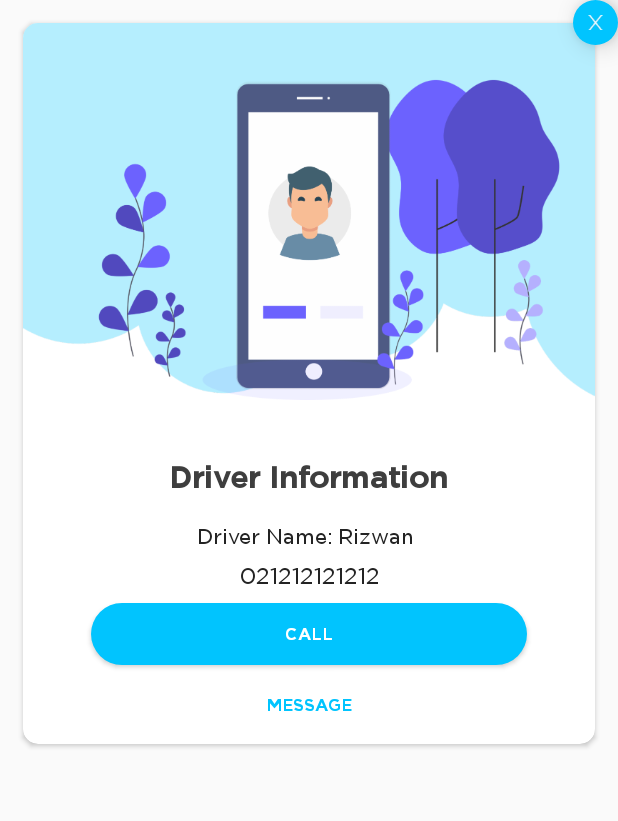
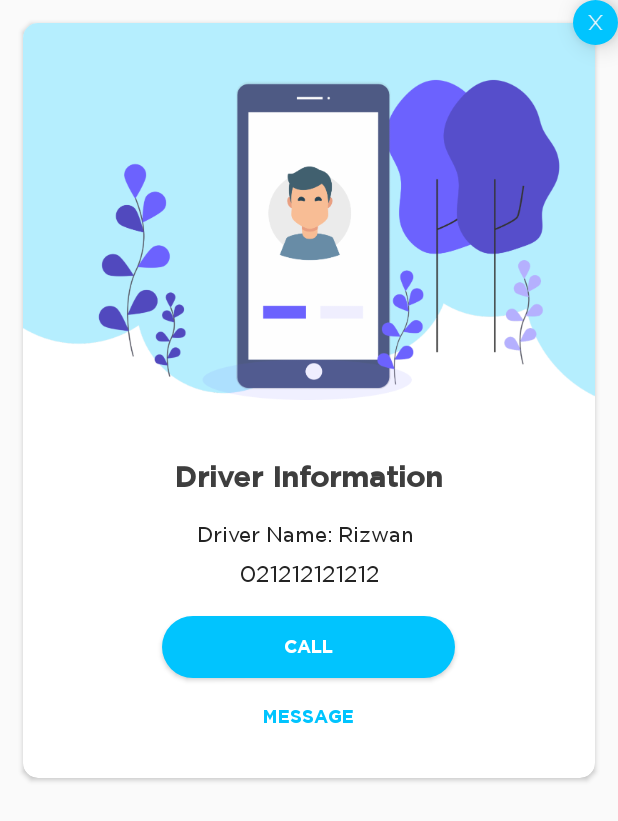
Before and after one commit to bilal-rashid/bincee-parent, an Android app: the layout dialog_driver_info.xml on its own in the app's theme, with its tools: preview values and no code run, on a phone screen of 412 x 824 dp. Shown: the top 821 px of the screen. Run offline under Robolectric (Android 15) with nearby library versions, the phone set to English and light mode, and no system bars; network calls fail.

Commit message:
excel issue Done

```diff
--- a/app/src/main/java/com/bincee/parent/fragment/SummarizedStatusFragment.java
+++ b/app/src/main/java/com/bincee/parent/fragment/SummarizedStatusFragment.java
@@ -266,7 +266,7 @@ public class SummarizedStatusFragment extends Fragment {
 
 
         statusTextView3.textViewTitle.setText("Almost There");
-        statusTextView3.textViewText.setText("(Student name) will reach home in " + (student.duration != null ? Math.round(student.duration) : 0) + " minutes");
+        statusTextView3.textViewText.setText(student.fullname + " will reach home in " + (student.duration != null ? Math.round(student.duration) : 0) + " minutes");
         statusTextView4.unSelected();
 
         statusTextView4.textViewTitle.setText("At your doorstep");
--- a/app/src/main/res/layout/dialog_driver_info.xml
+++ b/app/src/main/res/layout/dialog_driver_info.xml
@@ -39,8 +39,8 @@
 
 
             <TextView
+                android:id="@+id/textViewDriverName"
                 style="@style/dialogText"
-                android:id="@+id/textViewDriverName"
                 android:layout_width="wrap_content"
                 android:layout_height="wrap_content"
                 android:layout_gravity="center_horizontal"
@@ -49,9 +49,9 @@
                 android:text="Driver Name: Rizwan " />
 
             <TextView
+                android:id="@+id/driverNumber"
                 style="@style/dialogText"
                 android:layout_width="wrap_content"
-                android:id="@+id/driverNumber"
                 android:layout_height="wrap_content"
                 android:layout_gravity="center_horizontal"
                 android:layout_marginTop="10dp"
@@ -63,10 +63,11 @@
             <Button
                 android:id="@+id/buttonLogout"
                 style="@style/dialogButtonBlue"
-                android:layout_width="match_parent"
+                android:layout_width="@dimen/blue_butoon_width"
                 android:layout_height="@dimen/blue_button_height"
+                android:layout_gravity="center"
                 android:layout_marginStart="45dp"
-                android:layout_marginTop="10dp"
+                android:layout_marginTop="20dp"
                 android:layout_marginEnd="45dp"
                 android:text="CALL" />
 
@@ -74,15 +75,17 @@
 
                 android:id="@+id/buttonCancel"
                 style="@style/dialogButtonWhite"
-                android:layout_width="match_parent"
-                android:layout_height="wrap_content"
+                android:layout_width="@dimen/blue_butoon_width"
+                android:layout_height="@dimen/blue_button_height"
                 android:layout_gravity="center_horizontal"
                 android:layout_marginStart="20dp"
+                android:layout_marginTop="5dp"
+                android:layout_marginEnd="20sp"
+                android:layout_marginBottom="20dp"
+                android:fontFamily="@font/gotham_bold"
                 android:gravity="center"
-                android:layout_marginEnd="20sp"
-                android:padding="20dp"
-                android:fontFamily="@font/gotham_bold"
                 android:text="Message"
+                android:textAlignment="center"
                 android:textAllCaps="true"
                 android:textColor="@color/sky_blue" />
 
--- a/app/src/main/res/layout/finish_ride_dialog.xml
+++ b/app/src/main/res/layout/finish_ride_dialog.xml
@@ -72,7 +72,6 @@ Do you want to Logout?"
                 android:fontFamily="@font/gotham_bold"
                 android:text="START NEW SHIFT"
                 android:textColor="#fff"
-                android:textSize="11sp"
                 app:layout_constraintEnd_toEndOf="parent"
                 app:layout_constraintStart_toStartOf="parent"
                 app:layout_constraintTop_toBottomOf="@+id/textView9" />
--- a/app/src/main/res/layout/fragment_calender.xml
+++ b/app/src/main/res/layout/fragment_calender.xml
@@ -109,7 +109,6 @@
                 android:fontFamily="@font/gotham_bold"
                 android:text="@string/continue_text"
                 android:textColor="#fff"
-                android:textSize="@dimen/_7ssp"
                 android:translationZ="10dp"
                 app:layout_constraintBottom_toBottomOf="parent"
                 app:layout_constraintEnd_toEndOf="parent"
--- a/app/src/main/res/layout/fragment_student_s.xml
+++ b/app/src/main/res/layout/fragment_student_s.xml
@@ -136,7 +136,6 @@
         android:background="@drawable/circle_rectangle_blue_selector"
         android:text="Track my kid"
         android:textColor="#fff"
-        android:textSize="@dimen/_7ssp"
         android:translationZ="2dp"
         app:layout_constraintBottom_toTopOf="@+id/imageViewCall"
         app:layout_constraintEnd_toEndOf="parent"
@@ -152,7 +151,6 @@
         android:layout_marginBottom="8dp"
         android:background="@drawable/circle_rectangle_green"
         android:text="Calender"
-        android:textSize="@dimen/_7ssp"
         android:textColor="#fff"
         android:translationZ="2dp"
         app:layout_constraintBottom_toTopOf="@+id/buttonFindMe"
--- a/app/src/main/res/layout/registered_kid_row.xml
+++ b/app/src/main/res/layout/registered_kid_row.xml
@@ -47,7 +47,7 @@
             android:text="@{student.fullname}"
             android:textColor="@color/text_black"
             android:textSize="@dimen/_12ssp"
-            app:layout_constraintBottom_toTopOf="@+id/textViewAddress"
+            app:layout_constraintBottom_toBottomOf="parent"
             app:layout_constraintEnd_toStartOf="@+id/imageViewEdit"
             app:layout_constraintHorizontal_bias="0.0"
             app:layout_constraintStart_toEndOf="@+id/imageViewKid"
@@ -64,6 +64,7 @@
             android:text="@{student.address}"
             android:textColor="@color/text_black"
             android:textSize="@dimen/_10sdp"
+            android:visibility="gone"
             app:layout_constraintBottom_toBottomOf="parent"
             app:layout_constraintEnd_toStartOf="@+id/imageViewEdit"
             app:layout_constraintHorizontal_bias="0.0"
--- a/app/src/main/res/values/dimens.xml
+++ b/app/src/main/res/values/dimens.xml
@@ -9,7 +9,7 @@
     <dimen name="status_title_text">16sp</dimen>
     <dimen name="status_text_size">16sp</dimen>
     <dimen name="login_edittext_width">250</dimen>
-    <dimen name="_20dp_dialog_title">20sp</dimen>
+    <dimen name="_20dp_dialog_title">@dimen/_15ssp</dimen>
     <dimen name="dialog_margn">30sp</dimen>
     <dimen name="dialog_radius">10dp</dimen>
     <dimen name="design_bottom_navigation_text_size">12sp</dimen>
--- a/app/src/main/res/values/styles.xml
+++ b/app/src/main/res/values/styles.xml
@@ -23,15 +23,15 @@
         <item name="android:fontFamily">@font/gotham_bold</item>
         <item name="android:textColor">#fff</item>
         <item name="android:background">@drawable/rectangle_rounded_blue_background</item>
-        <item name="android:textSize">11sp</item>
-        <item name="android:translationZ">2dp</item>
+        <item name="android:textSize">@dimen/_9ssp</item>
+        <item name="android:translationZ">10dp</item>
     </style>
 
     <style name="dialogButtonWhite" parent="TextAppearance.AppCompat">
         <item name="android:fontFamily">@font/gotham_bold</item>
         <item name="android:textColor">@color/sky_blue</item>
         <!--<item name="android:background">@drawable/rectangle_rounded_blue_background</item>-->
-        <item name="android:textSize">11sp</item>
+        <item name="android:textSize">@dimen/_9ssp</item>
     </style>
 
 
@@ -44,7 +44,7 @@
     <style name="dialogText" parent="TextAppearance.AppCompat">
         <item name="android:fontFamily">@font/gotham_book</item>
         <item name="android:textColor">@color/_232323_dialog_subtext</item>
-        <item name="android:textSize">14sp</item>
+        <item name="android:textSize">@dimen/_11ssp</item>
         <item name="android:textAlignment">center</item>
     </style>
 
```
Also changed, not shown: app/src/main/java/com/bincee/parent/fragment/ContectUsFragment.java (+15 -1 lines), app/src/main/java/com/bincee/parent/fragment/StudentSSFragment.java (+34 -17 lines), app/src/main/res/layout/feedback_dialog.xml (+6 -5 lines), app/src/main/res/layout/fragment_summarized_status_fragemnt.xml (+4 -4 lines).
